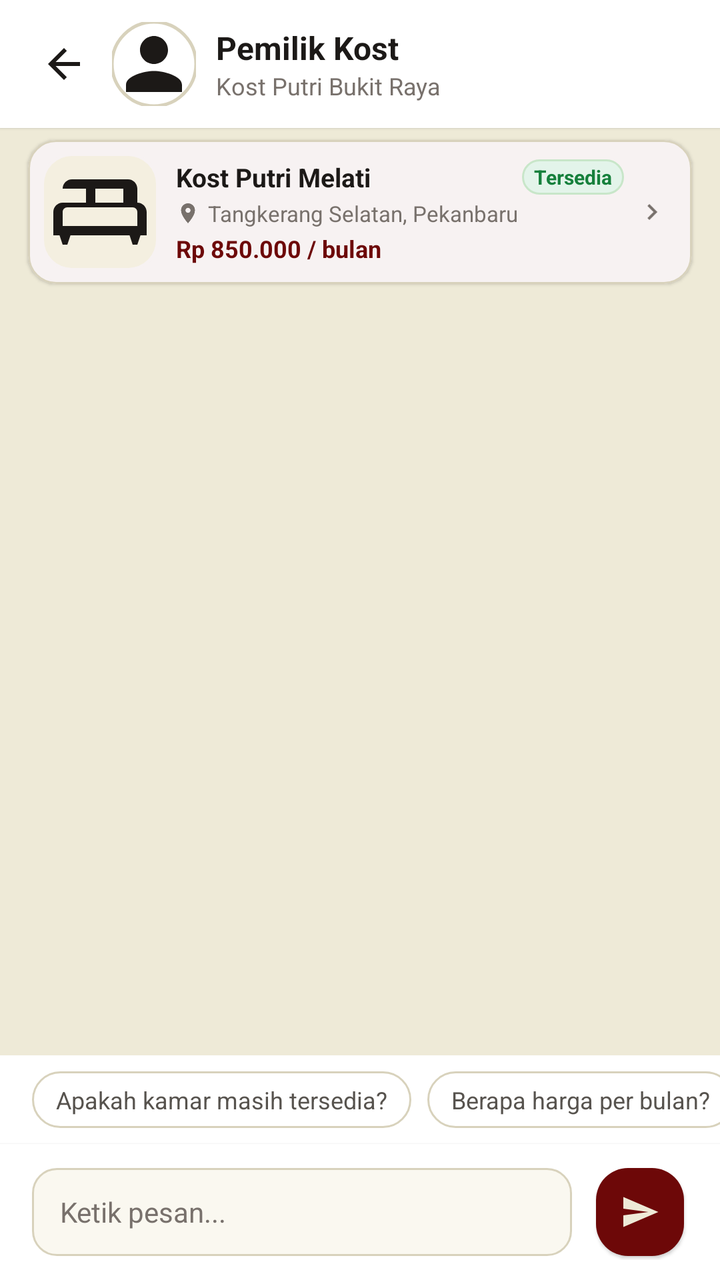
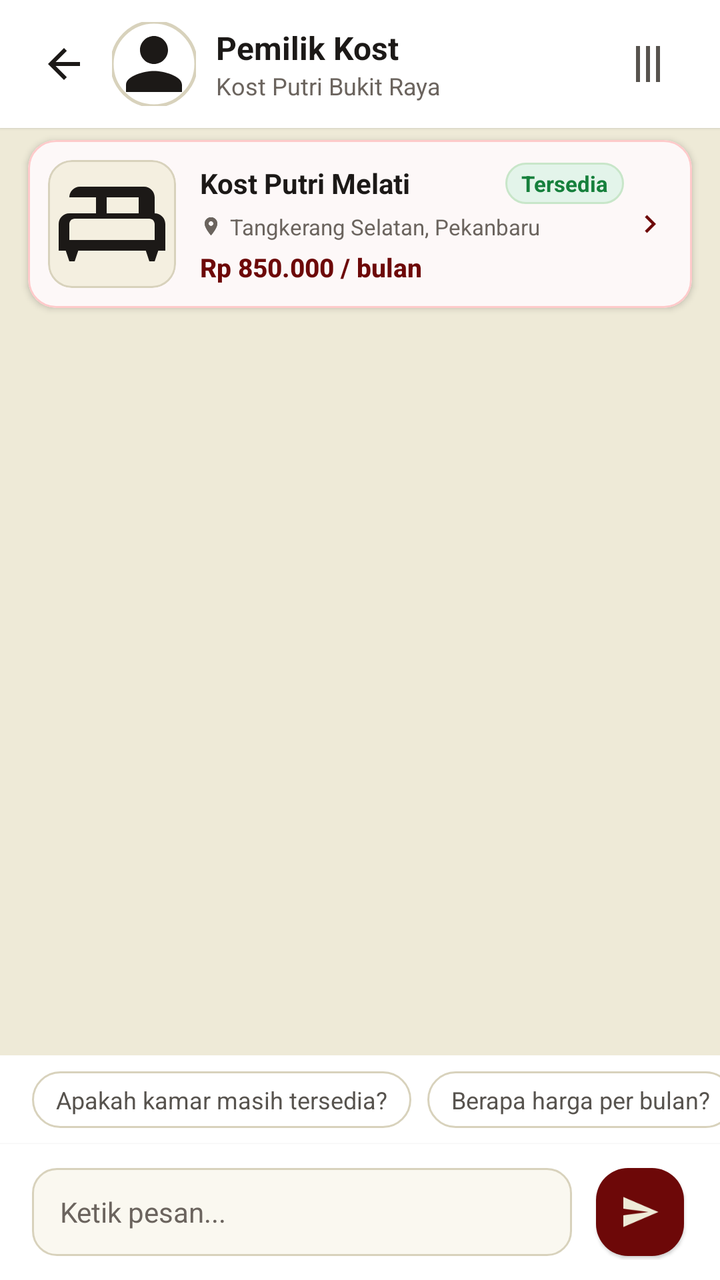

Compare the two renders of this Android layout. The source of the first and the diff that turns it into the second are given below.
<!-- AndroidManifest.xml: application theme Theme.CariKostKita -->
<!-- res/layout/activity_chat_room.xml -->
<?xml version="1.0" encoding="utf-8"?>
<androidx.constraintlayout.widget.ConstraintLayout xmlns:android="http://schemas.android.com/apk/res/android"
    xmlns:app="http://schemas.android.com/apk/res-auto"
    android:layout_width="match_parent"
    android:layout_height="match_parent"
    android:background="@color/background">

    
    <LinearLayout
        android:id="@+id/toolbar_chat"
        android:layout_width="match_parent"
        android:layout_height="64dp"
        android:background="@color/surface"
        android:elevation="1dp"
        android:gravity="center_vertical"
        android:orientation="horizontal"
        android:paddingHorizontal="12dp"
        app:layout_constraintTop_toTopOf="parent">

        <ImageButton
            android:id="@+id/btn_chat_back"
            android:layout_width="40dp"
            android:layout_height="40dp"
            android:background="?attr/selectableItemBackgroundBorderless"
            android:contentDescription="Kembali"
            android:src="@drawable/ic_arrow_back"
            app:tint="@color/text_primary" />

        <com.google.android.material.imageview.ShapeableImageView
            android:id="@+id/iv_chat_avatar"
            android:layout_width="42dp"
            android:layout_height="42dp"
            android:layout_marginStart="4dp"
            android:scaleType="centerCrop"
            android:src="@drawable/ic_nav_profile"
            app:shapeAppearanceOverlay="@style/CircleImageOverlay"
            app:strokeColor="@color/border_subtle"
            app:strokeWidth="1.5dp" />

        <LinearLayout
            android:layout_width="0dp"
            android:layout_height="wrap_content"
            android:layout_marginStart="10dp"
            android:layout_weight="1"
            android:orientation="vertical">

            <TextView
                android:id="@+id/tv_chat_counterpart_name"
                android:layout_width="wrap_content"
                android:layout_height="wrap_content"
                android:ellipsize="end"
                android:maxLines="1"
                android:text="Pemilik Kost"
                android:textColor="@color/text_primary"
                android:textSize="16sp"
                android:textStyle="bold" />

            <TextView
                android:id="@+id/tv_chat_kost_subtitle"
                android:layout_width="wrap_content"
                android:layout_height="wrap_content"
                android:ellipsize="end"
                android:maxLines="1"
                android:text="Kost Putri Bukit Raya"
                android:textColor="@color/text_muted"
                android:textSize="12sp" />
        </LinearLayout>

    </LinearLayout>

    
    <com.google.android.material.card.MaterialCardView
        android:id="@+id/card_chat_kost_context"
        android:layout_width="match_parent"
        android:layout_height="wrap_content"
        android:layout_marginHorizontal="14dp"
        android:layout_marginTop="6dp"
        android:clickable="true"
        android:focusable="true"
        android:foreground="?attr/selectableItemBackground"
        app:cardBackgroundColor="@color/surface"
        app:cardCornerRadius="14dp"
        app:cardElevation="1dp"
        app:contentPadding="8dp"
        app:layout_constraintTop_toBottomOf="@+id/toolbar_chat"
        app:strokeColor="@color/border_subtle"
        app:strokeWidth="1dp">

        <LinearLayout
            android:layout_width="match_parent"
            android:layout_height="wrap_content"
            android:gravity="center_vertical"
            android:orientation="horizontal">

            <com.google.android.material.card.MaterialCardView
                android:layout_width="56dp"
                android:layout_height="56dp"
                app:cardCornerRadius="10dp"
                app:cardElevation="0dp"
                app:strokeWidth="0dp">

                <ImageView
                    android:id="@+id/iv_context_kost_thumb"
                    android:layout_width="match_parent"
                    android:layout_height="match_parent"
                    android:background="@drawable/bg_thumb_placeholder"
                    android:scaleType="centerCrop"
                    android:src="@drawable/ic_bed" />
            </com.google.android.material.card.MaterialCardView>

            <LinearLayout
                android:layout_width="0dp"
                android:layout_height="wrap_content"
                android:layout_marginStart="10dp"
                android:layout_marginEnd="6dp"
                android:layout_weight="1"
                android:orientation="vertical">

                <LinearLayout
                    android:layout_width="match_parent"
                    android:layout_height="wrap_content"
                    android:gravity="center_vertical"
                    android:orientation="horizontal">

                    <TextView
                        android:id="@+id/tv_context_kost_name"
                        android:layout_width="0dp"
                        android:layout_height="wrap_content"
                        android:layout_weight="1"
                        android:ellipsize="end"
                        android:maxLines="1"
                        android:text="Kost Putri Melati"
                        android:textColor="@color/text_primary"
                        android:textSize="13sp"
                        android:textStyle="bold" />

                    <TextView
                        android:id="@+id/tv_context_kost_status"
                        android:layout_width="wrap_content"
                        android:layout_height="wrap_content"
                        android:layout_marginStart="6dp"
                        android:background="@drawable/bg_pill_tersedia"
                        android:paddingHorizontal="6dp"
                        android:paddingVertical="2dp"
                        android:text="Tersedia"
                        android:textColor="@color/status_tersedia"
                        android:textSize="10sp"
                        android:textStyle="bold" />
                </LinearLayout>

                <LinearLayout
                    android:layout_width="match_parent"
                    android:layout_height="wrap_content"
                    android:layout_marginTop="2dp"
                    android:gravity="center_vertical"
                    android:orientation="horizontal">

                    <ImageView
                        android:layout_width="12dp"
                        android:layout_height="12dp"
                        android:contentDescription="Pin Lokasi"
                        android:src="@drawable/ic_location_pin"
                        app:tint="@color/text_muted" />

                    <TextView
                        android:id="@+id/tv_context_kost_location"
                        android:layout_width="wrap_content"
                        android:layout_height="wrap_content"
                        android:layout_marginStart="4dp"
                        android:ellipsize="end"
                        android:maxLines="1"
                        android:text="Tangkerang Selatan, Pekanbaru"
                        android:textColor="@color/text_muted"
                        android:textSize="11sp" />
                </LinearLayout>

                <TextView
                    android:id="@+id/tv_context_kost_price"
                    android:layout_width="wrap_content"
                    android:layout_height="wrap_content"
                    android:layout_marginTop="2dp"
                    android:text="Rp 850.000 / bulan"
                    android:textColor="@color/primary"
                    android:textSize="12sp"
                    android:textStyle="bold" />
            </LinearLayout>

            <ImageView
                android:layout_width="16dp"
                android:layout_height="16dp"
                android:layout_marginEnd="4dp"
                android:contentDescription="Lihat Detail"
                android:src="@drawable/ic_chevron_right"
                app:tint="@color/text_muted" />
        </LinearLayout>
    </com.google.android.material.card.MaterialCardView>

    
    <androidx.recyclerview.widget.RecyclerView
        android:id="@+id/rv_chat_messages"
        android:layout_width="match_parent"
        android:layout_height="0dp"
        android:clipToPadding="false"
        android:paddingVertical="8dp"
        app:layout_constraintBottom_toTopOf="@+id/layout_chat_quick_replies"
        app:layout_constraintTop_toBottomOf="@+id/card_chat_kost_context" />

    
    <ProgressBar
        android:id="@+id/pb_chat_loading"
        android:layout_width="wrap_content"
        android:layout_height="wrap_content"
        android:indeterminateTint="@color/primary"
        android:visibility="gone"
        app:layout_constraintBottom_toTopOf="@+id/layout_chat_quick_replies"
        app:layout_constraintEnd_toEndOf="parent"
        app:layout_constraintStart_toStartOf="parent"
        app:layout_constraintTop_toBottomOf="@+id/card_chat_kost_context" />

    
    <LinearLayout
        android:id="@+id/layout_chat_empty"
        android:layout_width="wrap_content"
        android:layout_height="wrap_content"
        android:gravity="center"
        android:orientation="vertical"
        android:padding="24dp"
        android:visibility="gone"
        app:layout_constraintBottom_toTopOf="@+id/layout_chat_quick_replies"
        app:layout_constraintEnd_toEndOf="parent"
        app:layout_constraintStart_toStartOf="parent"
        app:layout_constraintTop_toBottomOf="@+id/card_chat_kost_context">

        <ImageView
            android:layout_width="56dp"
            android:layout_height="56dp"
            android:src="@drawable/ic_nav_chat"
            app:tint="@color/border" />

        <TextView
            android:layout_width="wrap_content"
            android:layout_height="wrap_content"
            android:layout_marginTop="12dp"
            android:text="Mulai Percakapan"
            android:textColor="@color/text_primary"
            android:textSize="15sp"
            android:textStyle="bold" />

        <TextView
            android:layout_width="wrap_content"
            android:layout_height="wrap_content"
            android:layout_marginTop="4dp"
            android:gravity="center"
            android:text="Kirim pesan langsung ke pemilik atau gunakan pertanyaan cepat di bawah."
            android:textColor="@color/text_muted"
            android:textSize="12sp" />
    </LinearLayout>

    
    <HorizontalScrollView
        android:id="@+id/layout_chat_quick_replies"
        android:layout_width="match_parent"
        android:layout_height="wrap_content"
        android:background="@color/surface"
        android:clipToPadding="false"
        android:overScrollMode="never"
        android:paddingHorizontal="16dp"
        android:paddingVertical="8dp"
        android:scrollbars="none"
        app:layout_constraintBottom_toTopOf="@+id/layout_chat_input_bar">

        <LinearLayout
            android:layout_width="wrap_content"
            android:layout_height="wrap_content"
            android:orientation="horizontal">

            <TextView
                android:id="@+id/chip_quick_1"
                android:layout_width="wrap_content"
                android:layout_height="wrap_content"
                android:background="@drawable/bg_badge_kategori_unselected"
                android:clickable="true"
                android:focusable="true"
                android:paddingHorizontal="12dp"
                android:paddingVertical="6dp"
                android:text="Apakah kamar masih tersedia?"
                android:textColor="@color/text_secondary"
                android:textSize="12sp" />

            <TextView
                android:id="@+id/chip_quick_2"
                android:layout_width="wrap_content"
                android:layout_height="wrap_content"
                android:layout_marginStart="8dp"
                android:background="@drawable/bg_badge_kategori_unselected"
                android:clickable="true"
                android:focusable="true"
                android:paddingHorizontal="12dp"
                android:paddingVertical="6dp"
                android:text="Berapa harga per bulan?"
                android:textColor="@color/text_secondary"
                android:textSize="12sp" />

            <TextView
                android:id="@+id/chip_quick_3"
                android:layout_width="wrap_content"
                android:layout_height="wrap_content"
                android:layout_marginStart="8dp"
                android:background="@drawable/bg_badge_kategori_unselected"
                android:clickable="true"
                android:focusable="true"
                android:paddingHorizontal="12dp"
                android:paddingVertical="6dp"
                android:text="Boleh lihat kostnya?"
                android:textColor="@color/text_secondary"
                android:textSize="12sp" />

            <TextView
                android:id="@+id/chip_quick_4"
                android:layout_width="wrap_content"
                android:layout_height="wrap_content"
                android:layout_marginStart="8dp"
                android:background="@drawable/bg_badge_kategori_unselected"
                android:clickable="true"
                android:focusable="true"
                android:paddingHorizontal="12dp"
                android:paddingVertical="6dp"
                android:text="Apakah bisa survei hari ini?"
                android:textColor="@color/text_secondary"
                android:textSize="12sp" />

        </LinearLayout>
    </HorizontalScrollView>

    
    <LinearLayout
        android:id="@+id/layout_chat_input_bar"
        android:layout_width="match_parent"
        android:layout_height="wrap_content"
        android:background="@color/surface"
        android:elevation="2dp"
        android:gravity="center_vertical"
        android:orientation="horizontal"
        android:paddingHorizontal="16dp"
        android:paddingVertical="10dp"
        app:layout_constraintBottom_toBottomOf="parent">

        <EditText
            android:id="@+id/et_chat_input"
            android:layout_width="0dp"
            android:layout_height="wrap_content"
            android:layout_weight="1"
            android:background="@drawable/bg_input_field"
            android:hint="Ketik pesan..."
            android:inputType="textCapSentences|textMultiLine"
            android:maxLines="4"
            android:minHeight="44dp"
            android:paddingHorizontal="14dp"
            android:paddingVertical="10dp"
            android:textColor="@color/text_primary"
            android:textColorHint="@color/text_muted"
            android:textSize="14sp" />

        <com.google.android.material.floatingactionbutton.FloatingActionButton
            android:id="@+id/btn_chat_send"
            android:layout_width="wrap_content"
            android:layout_height="wrap_content"
            android:layout_marginStart="10dp"
            android:contentDescription="Kirim Pesan"
            android:src="@drawable/ic_send"
            app:backgroundTint="@color/primary"
            app:elevation="1dp"
            app:fabCustomSize="44dp"
            app:maxImageSize="20dp"
            app:tint="@color/on_primary" />
    </LinearLayout>

</androidx.constraintlayout.widget.ConstraintLayout>
<!-- resources referenced by this layout -->
<resources>
  <color name="background">#EEEAD7</color>
  <color name="border">#D8D2BC</color>
  <color name="border_subtle">#D8D2BC</color>
  <color name="on_primary">#EEEAD7</color>
  <color name="primary">#6D0808</color>
  <color name="status_tersedia">#16803C</color>
  <color name="surface">#FFFFFF</color>
  <color name="text_muted">#78716C</color>
  <color name="text_primary">#1C1917</color>
  <color name="text_secondary">#57534E</color>
  <!-- drawable bg_badge_kategori_unselected (drawable) -->
  <?xml version="1.0" encoding="utf-8"?>
  <shape xmlns:android="http://schemas.android.com/apk/res/android"
      android:shape="rectangle">
      <solid android:color="@color/surface" />
      <stroke
          android:width="1dp"
          android:color="@color/border" />
      <corners android:radius="20dp" />
  </shape>
  <!-- drawable bg_input_field (drawable) -->
  <?xml version="1.0" encoding="utf-8"?>
  <shape xmlns:android="http://schemas.android.com/apk/res/android"
      android:shape="rectangle">
      <solid android:color="@color/surface_variant" />
      <stroke
          android:width="1dp"
          android:color="@color/border_subtle" />
      <corners android:radius="12dp" />
  </shape>
  <!-- drawable bg_pill_tersedia (drawable) -->
  <?xml version="1.0" encoding="utf-8"?>
  <shape xmlns:android="http://schemas.android.com/apk/res/android">
      <solid android:color="@color/status_tersedia_soft" />
      <stroke android:width="1dp" android:color="#C8E6C9" />
      <corners android:radius="99dp" />
  </shape>
  <!-- drawable bg_thumb_placeholder (drawable) -->
  <?xml version="1.0" encoding="utf-8"?>
  <shape xmlns:android="http://schemas.android.com/apk/res/android"
      android:shape="rectangle">
      <solid android:color="@color/placeholder_bg" />
      <corners android:radius="14dp" />
  </shape>
  <!-- drawable ic_arrow_back (drawable) -->
  <vector xmlns:android="http://schemas.android.com/apk/res/android"
      android:width="24dp"
      android:height="24dp"
      android:viewportWidth="24"
      android:viewportHeight="24">
      <path
          android:fillColor="@color/text_primary"
          android:pathData="M20,11H7.83l5.59,-5.59L12,4l-8,8 8,8 1.41,-1.41L7.83,13H20v-2z"/>
  </vector>
  <!-- drawable ic_chevron_right (drawable) -->
  <vector xmlns:android="http://schemas.android.com/apk/res/android"
      android:width="24dp"
      android:height="24dp"
      android:viewportWidth="24"
      android:viewportHeight="24">
      <path
          android:fillColor="@color/text_primary"
          android:pathData="M10,6L8.59,7.41 13.17,12l-4.58,4.59L10,18l6,-6z"/>
  </vector>
  <!-- drawable ic_send (drawable) -->
  <vector xmlns:android="http://schemas.android.com/apk/res/android"
      android:width="24dp"
      android:height="24dp"
      android:viewportWidth="24"
      android:viewportHeight="24">
    <path
        android:fillColor="#FFFFFFFF"
        android:pathData="M2.01,21L23,12 2.01,3 2,10l15,2 -15,2z"/>
  </vector>
  <style name="CircleImageOverlay" parent="">
          <item name="cornerSize">50%</item>
      </style>
  <color name="surface_variant">#FAF8F0</color>
  <color name="status_tersedia_soft">#E3F4EA</color>
  <color name="placeholder_bg">#F4EFE0</color>
  <color name="primary_dark">#620808</color>
  <color name="primary_soft">#F4EFE0</color>
  <!-- unchanged entries left out for length: 5 -->
</resources>

<!-- the commit's change to res/layout/activity_chat_room.xml (unified diff, before → after) -->
@@ -66,6 +66,16 @@
                 android:textSize="12sp" />
         </LinearLayout>
 
+        <ImageButton
+            android:id="@+id/btn_chat_more"
+            android:layout_width="48dp"
+            android:layout_height="48dp"
+            android:background="?attr/selectableItemBackgroundBorderless"
+            android:contentDescription="Opsi percakapan: laporkan atau blokir"
+            android:rotation="90"
+            android:src="@drawable/ic_menu"
+            app:tint="@color/text_secondary" />
+
     </LinearLayout>
 
     
@@ -78,26 +88,28 @@
         android:clickable="true"
         android:focusable="true"
         android:foreground="?attr/selectableItemBackground"
-        app:cardBackgroundColor="@color/surface"
+        app:cardBackgroundColor="#FDF8F8"
         app:cardCornerRadius="14dp"
-        app:cardElevation="1dp"
-        app:contentPadding="8dp"
+        app:cardElevation="2dp"
         app:layout_constraintTop_toBottomOf="@+id/toolbar_chat"
-        app:strokeColor="@color/border_subtle"
+        app:strokeColor="#FECACA"
         app:strokeWidth="1dp">
 
         <LinearLayout
             android:layout_width="match_parent"
             android:layout_height="wrap_content"
             android:gravity="center_vertical"
-            android:orientation="horizontal">
-
+            android:orientation="horizontal"
+            android:padding="10dp">
+
+            
             <com.google.android.material.card.MaterialCardView
-                android:layout_width="56dp"
-                android:layout_height="56dp"
-                app:cardCornerRadius="10dp"
+                android:layout_width="64dp"
+                android:layout_height="64dp"
+                app:cardCornerRadius="12dp"
                 app:cardElevation="0dp"
-                app:strokeWidth="0dp">
+                app:strokeColor="@color/border_subtle"
+                app:strokeWidth="1dp">
 
                 <ImageView
                     android:id="@+id/iv_context_kost_thumb"
@@ -108,14 +120,16 @@
                     android:src="@drawable/ic_bed" />
             </com.google.android.material.card.MaterialCardView>
 
+            
             <LinearLayout
                 android:layout_width="0dp"
                 android:layout_height="wrap_content"
-                android:layout_marginStart="10dp"
-                android:layout_marginEnd="6dp"
+                android:layout_marginStart="12dp"
+                android:layout_marginEnd="4dp"
                 android:layout_weight="1"
                 android:orientation="vertical">
 
+                
                 <LinearLayout
                     android:layout_width="match_parent"
                     android:layout_height="wrap_content"
@@ -131,33 +145,34 @@
                         android:maxLines="1"
                         android:text="Kost Putri Melati"
                         android:textColor="@color/text_primary"
-                        android:textSize="13sp"
+                        android:textSize="14sp"
                         android:textStyle="bold" />
 
                     <TextView
                         android:id="@+id/tv_context_kost_status"
                         android:layout_width="wrap_content"
                         android:layout_height="wrap_content"
-                        android:layout_marginStart="6dp"
+                        android:layout_marginStart="8dp"
                         android:background="@drawable/bg_pill_tersedia"
-                        android:paddingHorizontal="6dp"
-                        android:paddingVertical="2dp"
+                        android:paddingHorizontal="8dp"
+                        android:paddingVertical="3dp"
                         android:text="Tersedia"
                         android:textColor="@color/status_tersedia"
-                        android:textSize="10sp"
+                        android:textSize="11sp"
                         android:textStyle="bold" />
                 </LinearLayout>
 
+                
                 <LinearLayout
                     android:layout_width="match_parent"
                     android:layout_height="wrap_content"
-                    android:layout_marginTop="2dp"
+                    android:layout_marginTop="4dp"
                     android:gravity="center_vertical"
                     android:orientation="horizontal">
 
                     <ImageView
-                        android:layout_width="12dp"
-                        android:layout_height="12dp"
+                        android:layout_width="11dp"
+                        android:layout_height="11dp"
                         android:contentDescription="Pin Lokasi"
                         android:src="@drawable/ic_location_pin"
                         app:tint="@color/text_muted" />
@@ -174,24 +189,27 @@
                         android:textSize="11sp" />
                 </LinearLayout>
 
+                
                 <TextView
                     android:id="@+id/tv_context_kost_price"
                     android:layout_width="wrap_content"
                     android:layout_height="wrap_content"
-                    android:layout_marginTop="2dp"
+                    android:layout_marginTop="4dp"
                     android:text="Rp 850.000 / bulan"
                     android:textColor="@color/primary"
-                    android:textSize="12sp"
+                    android:textSize="13sp"
+                    android:fontFamily="sans-serif-medium"
                     android:textStyle="bold" />
             </LinearLayout>
 
+            
             <ImageView
-                android:layout_width="16dp"
-                android:layout_height="16dp"
-                android:layout_marginEnd="4dp"
+                android:layout_width="18dp"
+                android:layout_height="18dp"
+                android:layout_marginEnd="2dp"
                 android:contentDescription="Lihat Detail"
                 android:src="@drawable/ic_chevron_right"
-                app:tint="@color/text_muted" />
+                app:tint="@color/primary" />
         </LinearLayout>
     </com.google.android.material.card.MaterialCardView>
 
@@ -345,6 +363,18 @@
         android:paddingVertical="10dp"
         app:layout_constraintBottom_toBottomOf="parent">
 
+        <TextView
+            android:id="@+id/tv_chat_blocked"
+            android:layout_width="0dp"
+            android:layout_height="wrap_content"
+            android:layout_weight="1"
+            android:gravity="center"
+            android:minHeight="48dp"
+            android:padding="8dp"
+            android:textColor="@color/text_secondary"
+            android:textSize="13sp"
+            android:visibility="gone" />
+
         <EditText
             android:id="@+id/et_chat_input"
             android:layout_width="0dp"
<!-- resource entries referenced after the edit -->
@@ -7,7 +7,7 @@
   <color name="primary">#6D0808</color>
   <color name="status_tersedia">#16803C</color>
   <color name="surface">#FFFFFF</color>
-  <color name="text_muted">#78716C</color>
+  <color name="text_muted">#6B645E</color>
   <color name="text_primary">#1C1917</color>
   <color name="text_secondary">#57534E</color>
   <!-- drawable bg_badge_kategori_unselected (drawable) -->
@@ -64,6 +64,16 @@
           android:fillColor="@color/text_primary"
           android:pathData="M10,6L8.59,7.41 13.17,12l-4.58,4.59L10,18l6,-6z"/>
   </vector>
+  <!-- drawable ic_menu (drawable) -->
+  <vector xmlns:android="http://schemas.android.com/apk/res/android"
+      android:width="24dp"
+      android:height="24dp"
+      android:viewportWidth="24"
+      android:viewportHeight="24">
+    <path
+        android:fillColor="#FFFFFFFF"
+        android:pathData="M3,18h18v-2L3,16v2zM3,13h18v-2L3,11v2zM3,6v2h18L21,6L3,6z"/>
+  </vector>
   <!-- drawable ic_send (drawable) -->
   <vector xmlns:android="http://schemas.android.com/apk/res/android"
       android:width="24dp"
